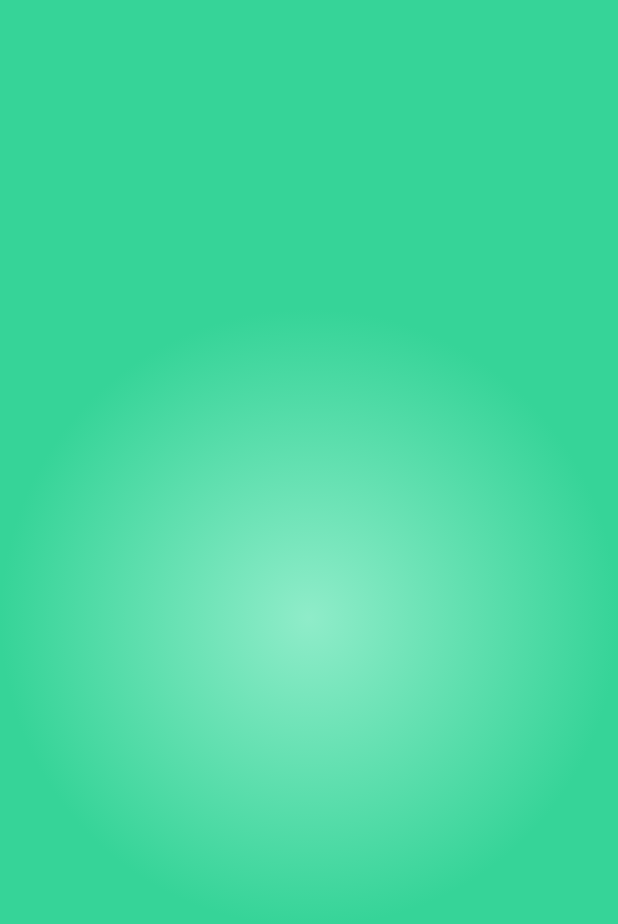
After one commit to khael-apus/admin_momo, a Flutter app: the Inputlistconsumer screen opened by its route, on a phone screen of 412 x 824 dp. The commit adds this screen. Shown: the top 924 px of the screen. Run offline on Flutter 3.47's test engine with Material 3 defaults, Android fonts, the phone set to English and light mode, and no system bars.

Commit message:
added comment

```diff
--- /dev/null
+++ b/lib/inputlistconsumer.dart
@@ -0,0 +1,23 @@
+import 'package:flutter/material.dart';
+
+class Inputlistconsumer extends StatelessWidget {
+  const Inputlistconsumer({Key? key}) : super(key: key);
+
+  @override
+  Widget build(BuildContext context) {
+    return Scaffold(
+      body: Center(
+        child: Container(
+          decoration: const BoxDecoration(
+            gradient: RadialGradient(
+              colors: [
+                Color.fromARGB(255, 143, 236, 201),
+                Color.fromARGB(255, 54, 212, 152),
+              ],
+            ),
+          ),
+        ),
+      ),
+    );
+  }
+}
--- a/lib/main.dart
+++ b/lib/main.dart
@@ -32,6 +32,7 @@ import 'package:food/paymentmethodconsumer.dart';
 import 'package:food/settingsconsumer.dart';
 import 'package:food/helpcenterconsumer.dart';
 import 'package:food/privacypolicyconsumer.dart';
+import 'package:food/inputlistconsumer.dart';
 import 'utils/user.dart';
 
 void main() {
@@ -82,6 +83,7 @@ class MomoApp extends StatelessWidget {
         '/settingsconsumer': (context) => const Settingsconsumer(),
         '/helpcenterconsumer': (context) => const Helpcenterconsumer(),
         '/privacypolicyconsumer': (context) => const Privacypolicyconsumer(),
+        '/inputlistconsumer': (context) => const Inputlistconsumer(),
       },
     );
   }
```
